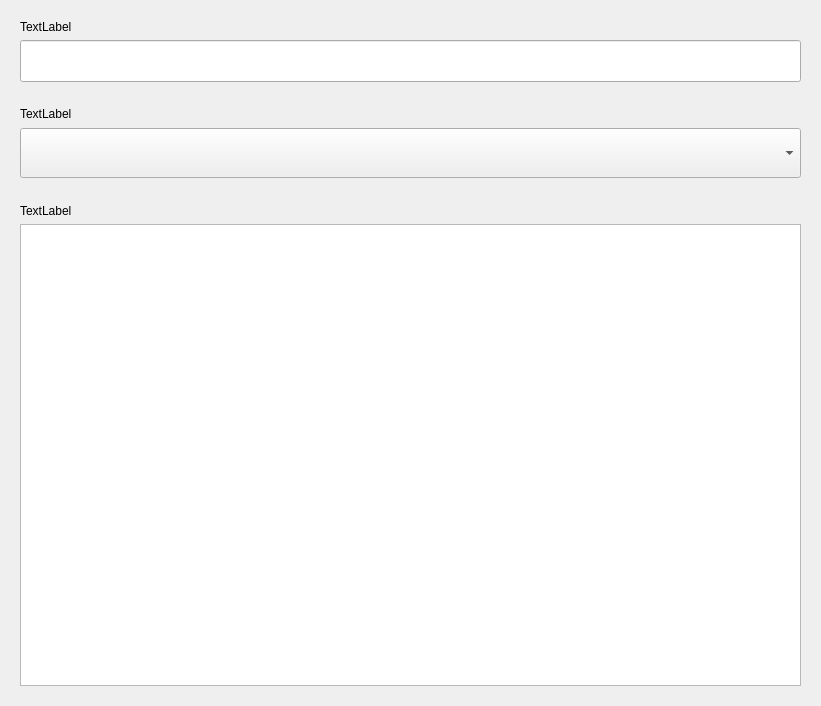
Old version of the form src/gui/ui/dialogs/OpenedNoteDialog/OpenedNote.ui in the repository colingelling/note-manager.
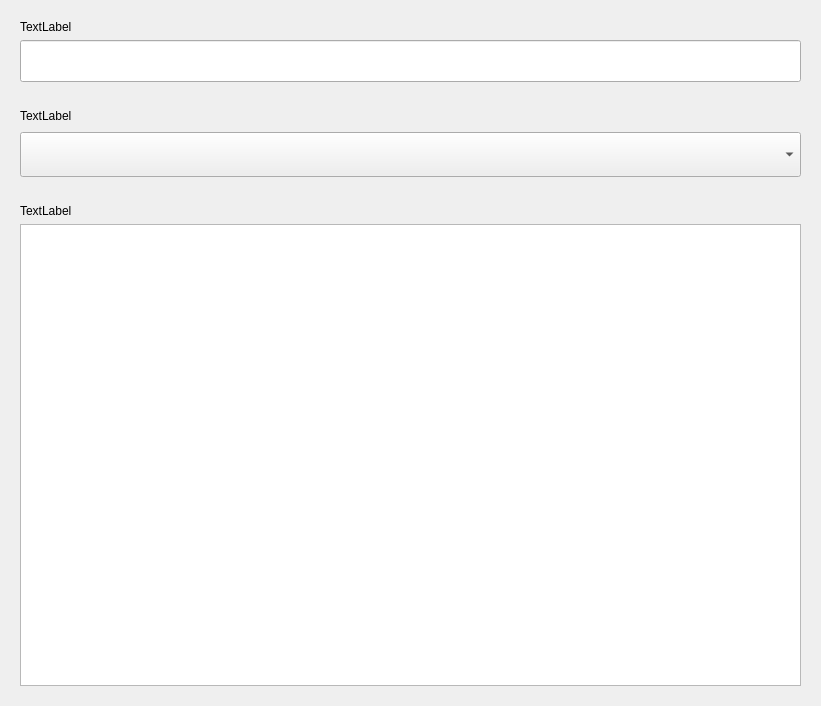
New version of the form.

Commit message: Added and worked on improving parts related to adding the comboBox selector for moving notes

What changed in the file:
```diff
--- a/src/gui/ui/dialogs/OpenedNoteDialog/OpenedNote.ui
+++ b/src/gui/ui/dialogs/OpenedNoteDialog/OpenedNote.ui
@@ -159,7 +159,7 @@
         <property name="maximumSize">
          <size>
           <width>16777215</width>
-          <height>50</height>
+          <height>45</height>
          </size>
         </property>
        </widget>
```
Left out of the diff: 4 changed lines with no effect on the pictures. The commit also changes 3 other files.
